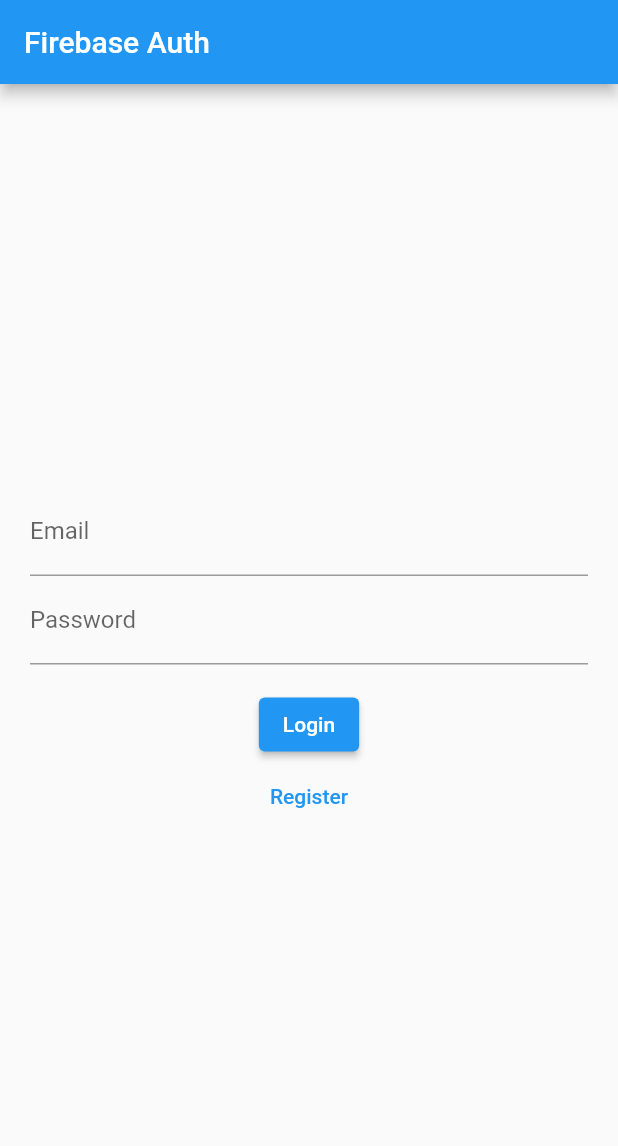
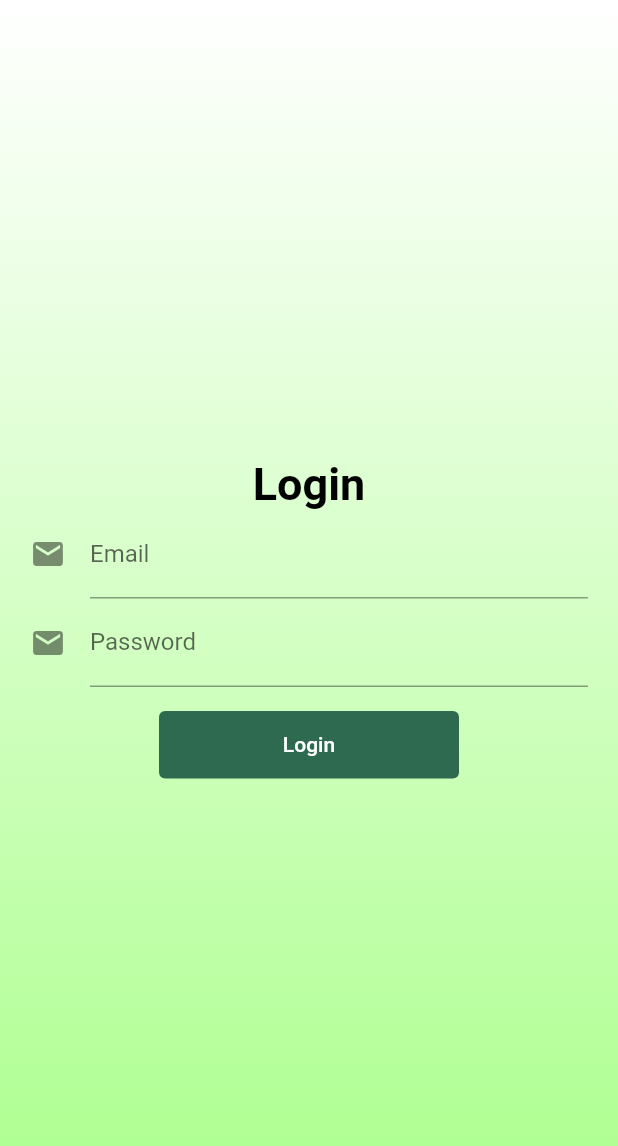
Before and after one commit to Whitnu12/projectICP, a Flutter app: the screen it shows after launch, on a phone screen of 412 x 824 dp. Shown: the top 1146 px of the screen. Run offline on Flutter 3.47's test engine with Material 2 defaults, Android fonts, the phone set to English and light mode, and no system bars; our stand-ins replace firebase_auth, firebase_core; accounts and stored records are empty; Roboto replaces fonts that are missing (OpenSans).

Commit message:
17% progress App decoration

```diff
--- a/lib/login_Page.dart
+++ b/lib/login_Page.dart
@@ -80,7 +80,7 @@
   }
 
   Widget title() {
-    return const Text('Firebase Auth');
+    return const Text('Login Page');
   }
 
   Widget _entryField(
@@ -89,7 +89,7 @@
   ) {
     return TextField(
       controller: controller,
-      decoration: InputDecoration(labelText: title),
+      decoration: InputDecoration(labelText: title,icon: Icon(Icons.email)),
     );
   }
 
@@ -98,44 +98,69 @@
   }
 
   Widget _submitButton(BuildContext context) {
-    return ElevatedButton(
-      onPressed: isLogin
-          ? () => signInWithEmailAndPassword(context)
-          : createUserWithEmailAndPassword,
-      child: Text(isLogin ? 'Login' : 'Register'),
-    );
+    return SizedBox(
+        width: 200,
+        height: 45,
+        child: TextButton(
+          style: TextButton.styleFrom(
+              backgroundColor: Color.fromARGB(255, 45, 106, 79)),
+          onPressed: isLogin
+              ? () => signInWithEmailAndPassword(context)
+              : createUserWithEmailAndPassword,
+          child: Text(
+            'Login',
+            // isLogin ? 'Login' : 'Register',
+            style: TextStyle(color: Color.fromARGB(255, 255, 255, 255)),
+          ),
+        ));
   }
 
-  Widget _loginOrRegisterButton() {
-    return TextButton(
-      onPressed: () {
-        setState(() {
-          isLogin = !isLogin;
-        });
-      },
-      child: Text(isLogin ? 'Register' : 'Login'),
-    );
-  }
+  // Widget _loginOrRegisterButton() {
+  //   return SizedBox(
+  //       width: 200,
+  //       height: 45,
+  //       child: TextButton(
+  //         onPressed: () {
+  //           setState(() {
+  //             isLogin = !isLogin;
+  //           });
+  //         },
+  //         child: Text(isLogin ? 'Register' : 'Login'),
+  //       ));
+  // }
 
   @override
   Widget build(BuildContext context) {
     return Scaffold(
-      appBar: AppBar(
-        title: title(),
-      ),
       body: Container(
         height: double.infinity,
         width: double.infinity,
+        decoration: BoxDecoration(
+            gradient: LinearGradient(
+                begin: Alignment.topCenter,
+                end: Alignment.bottomCenter,
+                colors: [
+              Color.fromARGB(255, 255, 255, 255),
+              Color.fromARGB(255, 170, 255, 139)
+            ])),
         padding: const EdgeInsets.all(20),
         child: Column(
           crossAxisAlignment: CrossAxisAlignment.center,
           mainAxisAlignment: MainAxisAlignment.center,
           children: <Widget>[
+            Text(
+              'Login',
+              style: TextStyle(
+                  color: Colors.black,
+                  fontFamily: 'OpenSans',
+                  fontSize: 30,
+                  fontWeight: FontWeight.bold),
+            ),
             _entryField('Email', _emailController),
             _entryField('Password', _passwordController),
             _errorMessage(),
             _submitButton(context),
-            _loginOrRegisterButton(),
+            // _loginOrRegisterButton(),
           ],
         ),
       ),
--- a/lib/main.dart
+++ b/lib/main.dart
@@ -1,3 +1,4 @@
+import 'package:cobalagi2/login_2.dart';
 import 'package:flutter/material.dart';
 import 'widgetTree.dart';
 import 'package:firebase_core/firebase_core.dart';
@@ -24,6 +25,7 @@
       routes: {
         '/second': (context) => SecondPage(),
         '/login': (context) => LoginPage(),
+        'login2': (context) => loginScreen(),
       },
     );
   }
--- a/pubspec.yaml
+++ b/pubspec.yaml
@@ -58,6 +58,8 @@
   # included with your application, so that you can use the icons in
   # the material Icons class.
   uses-material-design: true
+  assets:
+    - assets/images/image-2.png
 
   # To add assets to your application, add an assets section, like this:
   # assets:
```
Also changed, not shown: lib/login_2.dart (added, +53 -0 lines), lib/second_page.dart (+9 -6 lines), assets/images/image-2.png (added).
